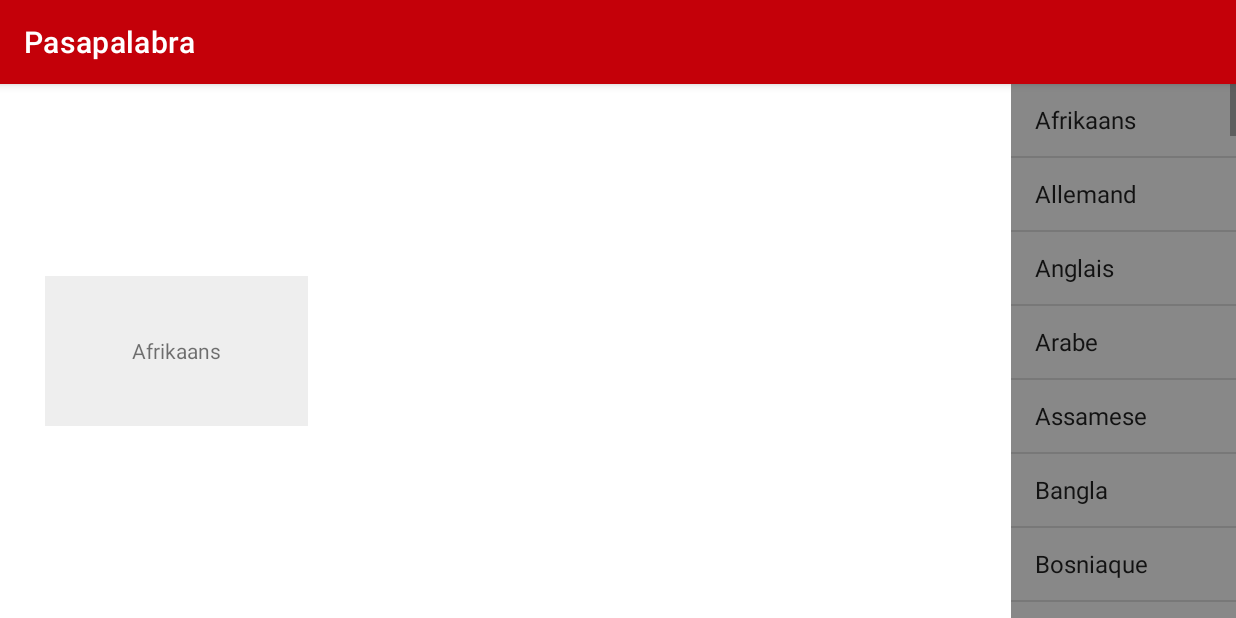
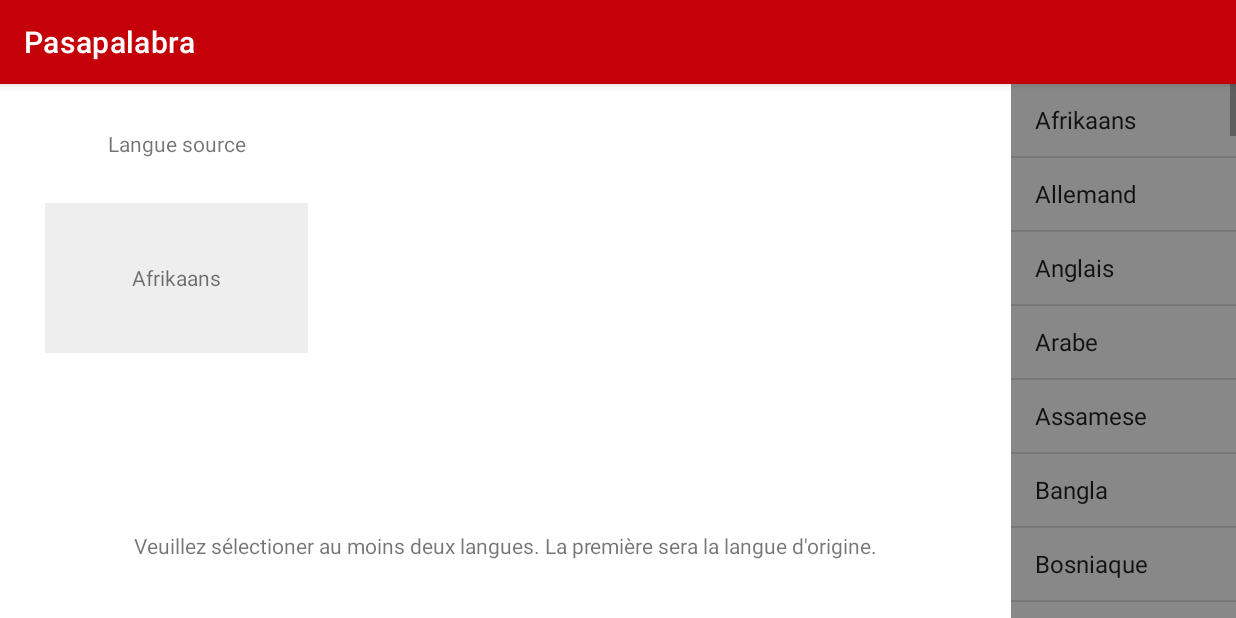
Before and after one commit to nitek29/Pasapalabra, an Android app: the screen it shows after launch (PasapalabraActivity), after a tap on "Afrikaans", on a phone screen of 824 x 412 dp (held sideways). Run offline under Robolectric (Android 15) with nearby library versions, the phone set to English and light mode, and no system bars.

Commit message:
ajout bouton enregistrement de la voix

```diff
--- a/app/src/main/java/com/example/pasapalabra/PasapalabraActivity.kt
+++ b/app/src/main/java/com/example/pasapalabra/PasapalabraActivity.kt
@@ -1,27 +1,119 @@
 package com.example.pasapalabra
 
-import androidx.appcompat.app.AppCompatActivity
+import android.Manifest
+import android.content.pm.PackageManager
+import android.opengl.Visibility
 import android.os.Bundle
 import android.os.Handler
 import android.os.Looper
 import android.util.Log
+import android.view.MotionEvent
+import android.view.View
 import android.widget.ArrayAdapter
-import fr.enssat.babelblock.ui.*
+import android.widget.ImageButton
+import android.widget.Toast
+import androidx.appcompat.app.AppCompatActivity
+import androidx.core.app.ActivityCompat
+import androidx.core.content.ContextCompat
+import androidx.core.view.size
+import com.example.pasapalabra.tools.ui.*
 import kotlinx.android.synthetic.main.activity_tool_chain.*
+import kotlinx.android.synthetic.main.list_item_tool_chain.*
+
 
 class PasapalabraActivity : AppCompatActivity() {
     val handler = Handler(Looper.getMainLooper())
-    val languages = arrayOf<String>("Afrikaans","Allemand","Anglais","Arabe","Assamese","Bangla","Bosniaque","Bulgare","Canara","Cantonais","Catalan","Chinois","Coréen","Croate","Danois","Dari","Espagnol","Estonien","Fidjien","Filipino","Finnois","Français","Gallois","Grec","Gujarâtî","Haïtien","Hébreu","Hindi","Hmonddaw","Hongrois","Indonésien","Irlandais","Islandais","Italien","Japonais","Kazakh","Klingon","Kurdish","Letton","Lituanien","Malaisien","Malayalam","Malgache","Maltais","Maori","Marathi","Néerlandais","Norvégien","Odia","Pastho","Perse","Polonais","Portugais","Punjabi","Querétaro Otomi","Roumain","Russe","Samoan","Serbe","Slovaque","Slovène","Suédois","Swahili","Tahitien","Tamil","Tchèque","Telugu","Thaï","Tongien","Turc","Ukrainien","Urdu","Vietnamien","Yucatec Maya")
 
-    private fun getTool(ind : Int) =
+    // Liste des langues disponibles de l'application
+    val languages = arrayOf<String>(
+        "Afrikaans",
+        "Allemand",
+        "Anglais",
+        "Arabe",
+        "Assamese",
+        "Bangla",
+        "Bosniaque",
+        "Bulgare",
+        "Canara",
+        "Cantonais",
+        "Catalan",
+        "Chinois",
+        "Coréen",
+        "Croate",
+        "Danois",
+        "Dari",
+        "Espagnol",
+        "Estonien",
+        "Fidjien",
+        "Filipino",
+        "Finnois",
+        "Français",
+        "Gallois",
+        "Grec",
+        "Gujarâtî",
+        "Haïtien",
+        "Hébreu",
+        "Hindi",
+        "Hmonddaw",
+        "Hongrois",
+        "Indonésien",
+        "Irlandais",
+        "Islandais",
+        "Italien",
+        "Japonais",
+        "Kazakh",
+        "Klingon",
+        "Kurdish",
+        "Letton",
+        "Lituanien",
+        "Malaisien",
+        "Malayalam",
+        "Malgache",
+        "Maltais",
+        "Maori",
+        "Marathi",
+        "Néerlandais",
+        "Norvégien",
+        "Odia",
+        "Pastho",
+        "Perse",
+        "Polonais",
+        "Portugais",
+        "Punjabi",
+        "Querétaro Otomi",
+        "Roumain",
+        "Russe",
+        "Samoan",
+        "Serbe",
+        "Slovaque",
+        "Slovène",
+        "Suédois",
+        "Swahili",
+        "Tahitien",
+        "Tamil",
+        "Tchèque",
+        "Telugu",
+        "Thaï",
+        "Tongien",
+        "Turc",
+        "Ukrainien",
+        "Urdu",
+        "Vietnamien",
+        "Yucatec Maya"
+    )
+
+    // Gestion SpeechToText
+    private val RecordAudioRequestCode = 1
+
+    private fun getTool(ind: Int, language: String) =
         object : ToolDisplay {
             override var title  = languages[ind]
             override var output = ""
-            override var input  = ""
+            override var input  = "Langue $language"
             override val tool   = object : Tool {
                 //override run method of Tool interface
                 override fun run(input: String, output: (String) -> Unit) {
-                    handler.postDelayed({output("$input $ind")},1000)
+                    handler.postDelayed({ output("$input $ind") }, 1000)
                 }
                 override fun close() {
                     Log.d(title, "close")
@@ -32,6 +124,11 @@ class PasapalabraActivity : AppCompatActivity() {
     override fun onCreate(savedInstanceState: Bundle?) {
         super.onCreate(savedInstanceState)
         setContentView(R.layout.activity_tool_chain)
+
+        // gestion permission mirophone
+        if (ContextCompat.checkSelfPermission(this, Manifest.permission.RECORD_AUDIO) != PackageManager.PERMISSION_GRANTED) {
+            checkPermission()
+        }
 
         //create toolchain and its adapter
         val toolChain = ToolChain()
@@ -45,12 +142,58 @@ class PasapalabraActivity : AppCompatActivity() {
         //chain of tools
         tool_chain_list.adapter = adapter
 
+        // description
+        description.visibility = View.VISIBLE
+
         //see tool_list in activity_tool_chain.xml
         //simple list of ids
         tool_list.adapter = ArrayAdapter(this, android.R.layout.simple_list_item_1, languages)
         tool_list.setOnItemClickListener { _, _, position, _ ->
-            toolChain.add(getTool(position))
+            if (toolChain.size == 0) {
+                toolChain.add(getTool(position, "source"))
+            } else if (toolChain.size == 1) {
+                description.visibility = View.GONE
+                record_button.visibility = View.VISIBLE
+                toolChain.add(getTool(position, "cible"))
+            } else {
+                toolChain.add(getTool(position, "cible"))
+            }
+        }
+
+        // gestion bouton enregistrement message
+        record_button.visibility = View.GONE
+        record_button.setOnTouchListener { v, event ->
+            if (event.action == MotionEvent.ACTION_DOWN) {
+                Log.d("Pasapalabra UI", "Button enr pressed")
+                v.performClick()
+            } else if (event.action == MotionEvent.ACTION_UP) {
+                Log.d("Pasapalabra UI", "Button enr releases")
+            }
+            false
         }
     }
 
+    // gestion Permission
+    private fun checkPermission() {
+        ActivityCompat.requestPermissions(
+            this,
+            arrayOf(Manifest.permission.RECORD_AUDIO),
+            RecordAudioRequestCode
+        )
+    }
+    override fun onRequestPermissionsResult(
+        requestCode: Int,
+        permissions: Array<String?>,
+        grantResults: IntArray
+    ) {
+        super.onRequestPermissionsResult(requestCode, permissions, grantResults)
+        if (requestCode == RecordAudioRequestCode && grantResults.size > 0) {
+            if (grantResults[0] == PackageManager.PERMISSION_GRANTED)
+                Toast.makeText(this, "Permission Granted", Toast.LENGTH_SHORT).show()
+        }
+    }
+
+    override fun onDestroy() {
+        super.onDestroy()
+    }
 }
--- a/app/src/main/java/com/example/pasapalabra/tools/ui/ToolChain.kt
+++ b/app/src/main/java/com/example/pasapalabra/tools/ui/ToolChain.kt
@@ -1,4 +1,4 @@
-package fr.enssat.babelblock.ui
+package com.example.pasapalabra.tools.ui
 
 interface Tool {
     fun run(input: String, callback: (String) -> Unit)
--- a/app/src/main/java/com/example/pasapalabra/tools/ui/ToolChainAdapter.kt
+++ b/app/src/main/java/com/example/pasapalabra/tools/ui/ToolChainAdapter.kt
@@ -1,4 +1,4 @@
-package fr.enssat.babelblock.ui
+package com.example.pasapalabra.tools.ui
 
 import android.graphics.Color
 import android.view.LayoutInflater
--- a/app/src/main/java/com/example/pasapalabra/tools/ui/ToolChainMoveHelper.kt
+++ b/app/src/main/java/com/example/pasapalabra/tools/ui/ToolChainMoveHelper.kt
@@ -1,4 +1,4 @@
-package fr.enssat.babelblock.ui
+package com.example.pasapalabra.tools.ui
 
 import androidx.recyclerview.widget.ItemTouchHelper
 import androidx.recyclerview.widget.RecyclerView
--- a/app/src/main/res/layout/activity_tool_chain.xml
+++ b/app/src/main/res/layout/activity_tool_chain.xml
@@ -1,6 +1,5 @@
 <?xml version="1.0" encoding="utf-8"?>
-<androidx.constraintlayout.widget.ConstraintLayout
-    xmlns:android="http://schemas.android.com/apk/res/android"
+<androidx.constraintlayout.widget.ConstraintLayout xmlns:android="http://schemas.android.com/apk/res/android"
     xmlns:app="http://schemas.android.com/apk/res-auto"
     xmlns:tools="http://schemas.android.com/tools"
     android:layout_width="match_parent"
@@ -13,11 +12,11 @@
         android:layout_height="wrap_content"
         android:orientation="horizontal"
         app:layoutManager="androidx.recyclerview.widget.LinearLayoutManager"
-        app:layout_constraintBottom_toBottomOf="parent"
         app:layout_constraintEnd_toStartOf="@+id/tool_list"
+        app:layout_constraintHorizontal_bias="0.0"
         app:layout_constraintStart_toStartOf="parent"
-        app:layout_constraintTop_toTopOf="parent"
-        tools:listitem="@layout/list_item_tool_chain"/>
+        tools:layout_editor_absoluteY="16dp"
+        tools:listitem="@layout/list_item_tool_chain" />
 
     <ListView
         android:id="@+id/tool_list"
@@ -29,6 +28,27 @@
         app:layout_constraintTop_toTopOf="parent"
         tools:listitem="@android:layout/simple_list_item_1" />
 
+    <ImageButton
+        android:id="@+id/record_button"
+        android:layout_width="466dp"
+        android:layout_height="39dp"
+        android:clickable="true"
+        android:focusable="true"
+        android:padding="25dp"
+        app:layout_constraintBottom_toBottomOf="parent"
+        app:layout_constraintEnd_toEndOf="@+id/tool_chain_list"
+        app:layout_constraintStart_toStartOf="parent"
+        app:layout_constraintTop_toBottomOf="@+id/tool_chain_list"
+        app:srcCompat="@android:drawable/ic_btn_speak_now" />
 
+    <TextView
+        android:id="@+id/description"
+        android:layout_width="wrap_content"
+        android:layout_height="wrap_content"
+        android:text="Veuillez sélectioner au moins deux langues. La première sera la langue d'origine."
+        app:layout_constraintBottom_toBottomOf="parent"
+        app:layout_constraintEnd_toStartOf="@+id/tool_list"
+        app:layout_constraintStart_toStartOf="parent"
+        app:layout_constraintTop_toBottomOf="@+id/tool_chain_list" />
 
 </androidx.constraintlayout.widget.ConstraintLayout>
```
Also changed, not shown: app/src/main/java/com/example/pasapalabra/SpeechToTextActivity.kt (deleted, +0 -68 lines), app/src/main/res/layout/activity_speech_to_text.xml (deleted, +0 -34 lines).
